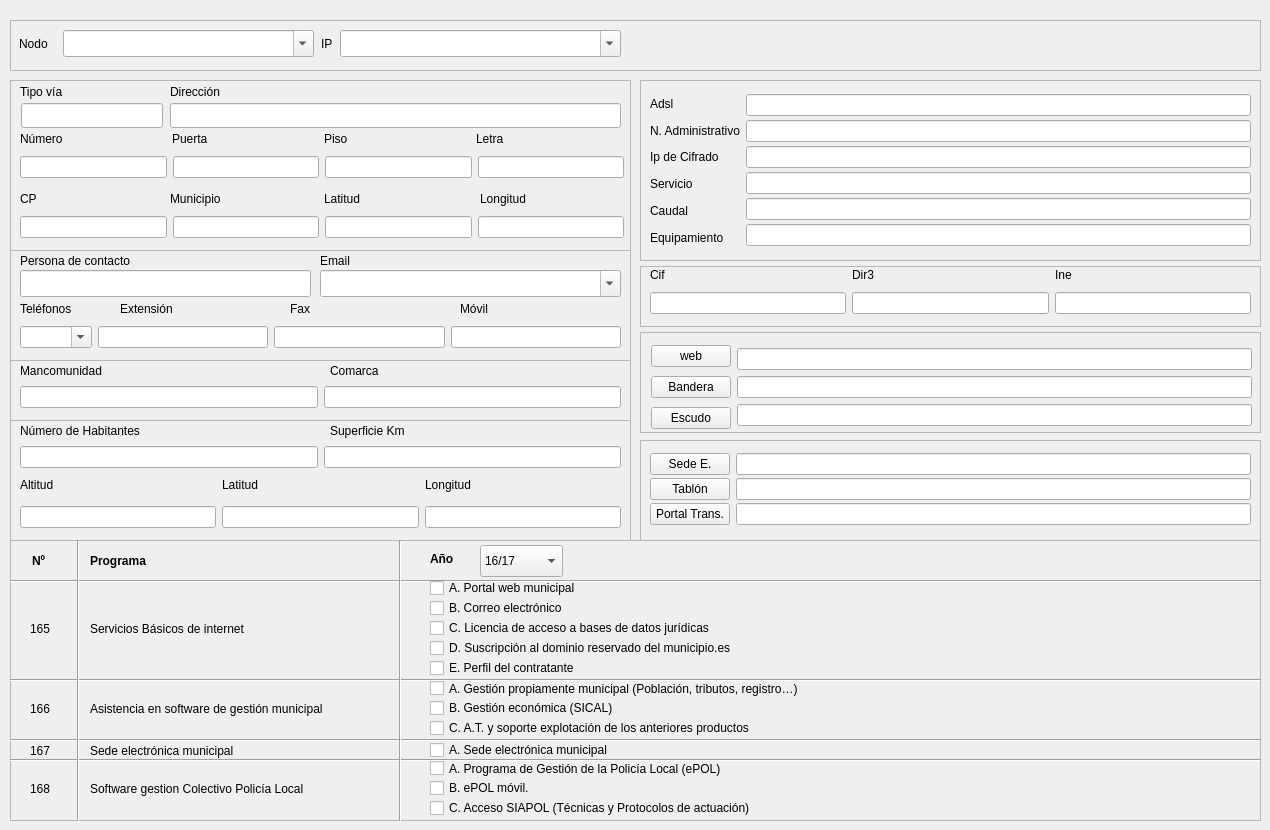
kapazao/GrxMenu, file sedes.ui: the form before one commit.
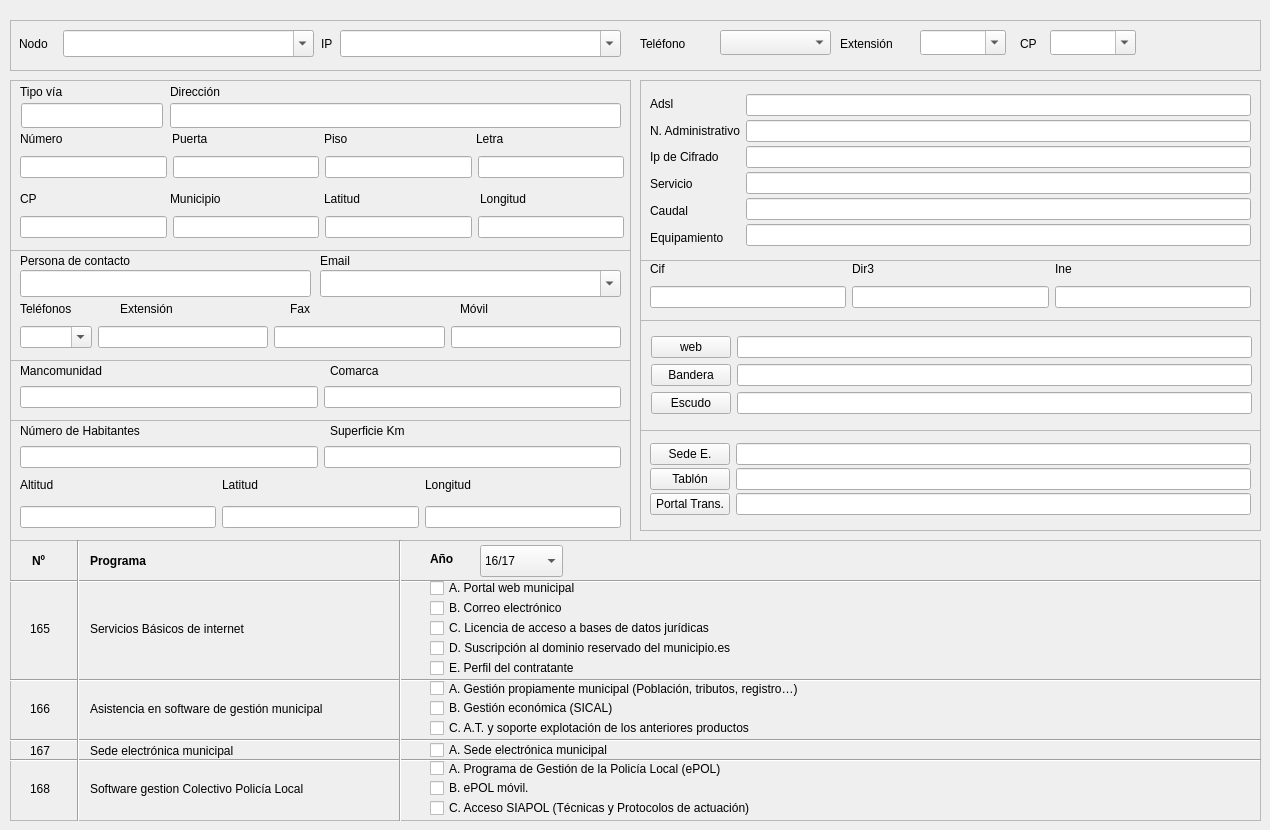
The form after the commit.

```diff
--- a/sedes.ui
+++ b/sedes.ui
@@ -86,6 +86,81 @@
      <string>Nodo</string>
     </property>
    </widget>
+   <widget class="QLabel" name="label_34">
+    <property name="geometry">
+     <rect>
+      <x>630</x>
+      <y>15</y>
+      <width>67</width>
+      <height>17</height>
+     </rect>
+    </property>
+    <property name="text">
+     <string>Teléfono</string>
+    </property>
+   </widget>
+   <widget class="QComboBox" name="comboBox_TLF">
+    <property name="geometry">
+     <rect>
+      <x>710</x>
+      <y>10</y>
+      <width>111</width>
+      <height>25</height>
+     </rect>
+    </property>
+   </widget>
+   <widget class="QLabel" name="label_35">
+    <property name="geometry">
+     <rect>
+      <x>830</x>
+      <y>15</y>
+      <width>67</width>
+      <height>17</height>
+     </rect>
+    </property>
+    <property name="text">
+     <string>Extensión</string>
+    </property>
+   </widget>
+   <widget class="QComboBox" name="comboBox_extension">
+    <property name="geometry">
+     <rect>
+      <x>910</x>
+      <y>10</y>
+      <width>86</width>
+      <height>25</height>
+     </rect>
+    </property>
+    <property name="editable">
+     <bool>true</bool>
+    </property>
+   </widget>
+   <widget class="QLabel" name="label_38">
+    <property name="geometry">
+     <rect>
+      <x>1010</x>
+      <y>15</y>
+      <width>67</width>
+      <height>17</height>
+     </rect>
+    </property>
+    <property name="text">
+     <string>CP</string>
+    </property>
+   </widget>
+   <widget class="QComboBox" name="comboBox_CP">
+    <property name="geometry">
+     <rect>
+      <x>1040</x>
+      <y>10</y>
+      <width>86</width>
+      <height>25</height>
+     </rect>
+    </property>
+    <property name="editable">
+     <bool>true</bool>
+    </property>
+   </widget>
   </widget>
   <widget class="QFrame" name="frame_3">
    <property name="geometry">
@@ -624,7 +699,7 @@
    <property name="geometry">
     <rect>
      <x>640</x>
-     <y>266</y>
+     <y>260</y>
      <width>621</width>
      <height>61</height>
     </rect>
@@ -700,9 +775,9 @@
    <property name="geometry">
     <rect>
      <x>640</x>
-     <y>332</y>
+     <y>320</y>
      <width>621</width>
-     <height>101</height>
+     <height>111</height>
     </rect>
    </property>
    <property name="frameShape">
@@ -721,8 +796,14 @@
      </rect>
     </property>
     <layout class="QHBoxLayout" name="horizontalLayout_4">
+     <property name="spacing">
+      <number>6</number>
+     </property>
      <item>
       <layout class="QVBoxLayout" name="verticalLayout_3">
+       <property name="spacing">
+        <number>0</number>
+       </property>
        <item>
         <widget class="QPushButton" name="pB_web">
          <property name="text">
@@ -871,7 +952,7 @@
    <property name="geometry">
     <rect>
      <x>640</x>
-     <y>440</y>
+     <y>430</y>
      <width>621</width>
      <height>101</height>
     </rect>
```
